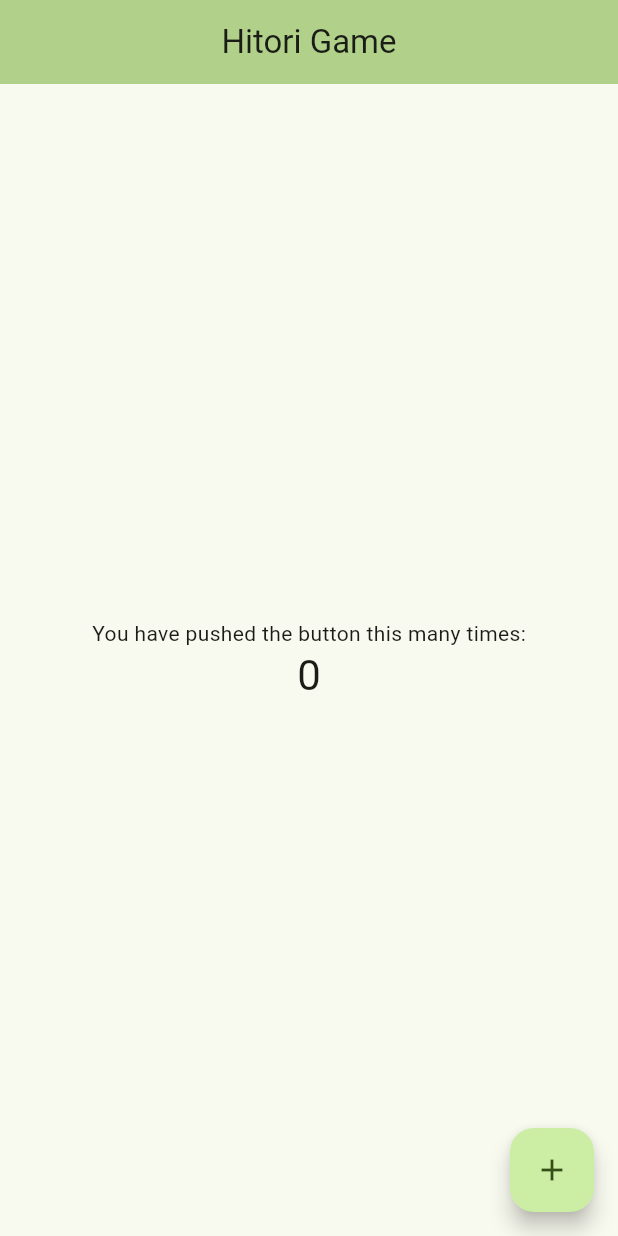
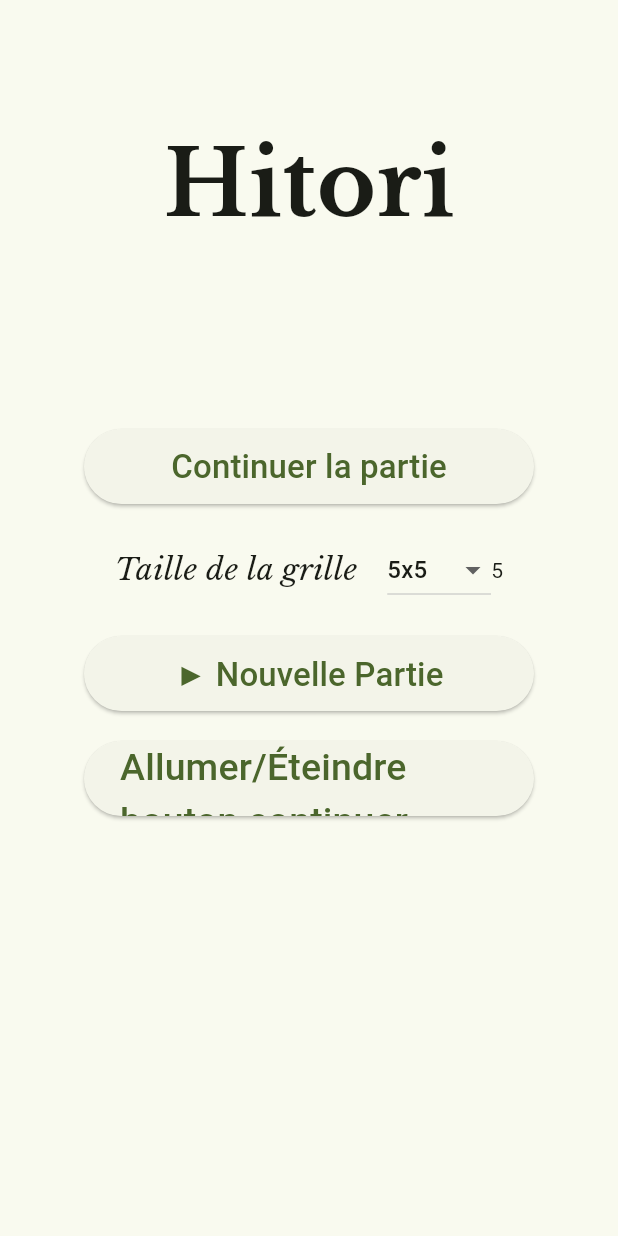
Before and after one commit to Massar-A/insahdf-hitori, a Flutter app: the screen it shows after launch, on a phone screen of 412 x 824 dp. Run offline on Flutter 3.47's test engine with Material 2 defaults, Android fonts, the phone set to English and light mode, and no system bars; our stand-ins replace shared_preferences.

Commit message:
added start new game buttons + continue + select grid size

```diff
--- a/hitori/lib/main.dart
+++ b/hitori/lib/main.dart
@@ -1,4 +1,5 @@
 import 'package:flutter/material.dart';
+import 'package:shared_preferences/shared_preferences.dart';
 
 void main() {
   runApp(const MyApp());
@@ -11,6 +12,7 @@
   @override
   Widget build(BuildContext context) {
     return MaterialApp(
+      debugShowCheckedModeBanner: false,
       title: 'Flutter Demo',
       theme: ThemeData(
         colorScheme: ColorScheme.fromSeed(seedColor: Colors.lightGreen),
@@ -32,7 +34,22 @@
 }
 
 class _MyHomePageState extends State<MyHomePage> {
+  final String title = "Hitori";
   int _counter = 0;
+  static const Map<String, int> listOfGrid = {
+    "5x5": 5,
+    "6x6": 6,
+    "7x7": 7,
+    "8x8": 8,
+    "9x9": 9,
+    "10x10": 10,
+    "11x11": 11,
+    "12x12": 12
+  };
+  bool showContinueButton = true;
+
+  int gridSize = 5;
+  String stringGridSize = "5x5";
 
   void _incrementCounter() {
     setState(() {
@@ -40,33 +57,137 @@
     });
   }
 
+  void _turnOnOffButton() {
+    setState(() {
+      showContinueButton = !showContinueButton;
+    });
+  }
+
+  @override
+  void initState() {
+    super.initState();
+    loadPreferences();
+  }
+
+  Future<void> loadPreferences() async {
+    final prefs = await SharedPreferences.getInstance();
+    setState(() {
+      gridSize = (prefs.getString("gridSize") != null ? listOfGrid[prefs.getString("gridSize")] : 5)!;
+      stringGridSize = (prefs.getString("gridSize") ?? "5x5")!;
+    });
+  }
+
+  void setNewDefaultGridSize(value) async {
+    final prefs = await SharedPreferences.getInstance();
+        setState(() {
+          prefs.setString("gridSize", value);
+        });
+  }
+
   @override
   Widget build(BuildContext context) {
     return Scaffold(
-      appBar: AppBar(
-        backgroundColor: Theme.of(context).colorScheme.inversePrimary,
-        centerTitle: true,
-        title: Text(widget.title),
-      ),
       body: Center(
         child: Column(
-          mainAxisAlignment: MainAxisAlignment.center,
+          mainAxisAlignment: MainAxisAlignment.start,
           children: <Widget>[
-            const Text(
-              'You have pushed the button this many times:',
+            const Padding(
+              padding: EdgeInsets.only(top: 80.0, bottom: 120),
+              child: Row(
+                mainAxisAlignment: MainAxisAlignment.center,
+                crossAxisAlignment: CrossAxisAlignment.start,
+                children: [
+                  Text(
+                    "Hitori",
+                    style: TextStyle(
+                      fontWeight: FontWeight.bold,
+                      fontFamily: 'Libre',
+                      fontSize: 60,
+                    ),
+                  ),
+                ],
+              ),
             ),
-            Text(
-              '$_counter',
-              style: Theme.of(context).textTheme.headlineMedium,
+            if (showContinueButton) // Affiche le bouton "Continuer la partie" si showContinueButton est true
+              Padding(
+                padding: const EdgeInsets.only(bottom: 20),
+                child: ElevatedButton(
+                  onPressed: () {
+                    // Action à exécuter pour le bouton "Continuer la partie"
+                  },
+                  style: ElevatedButton.styleFrom(
+                    fixedSize: const Size(300, 50),
+                  ),
+                  child: const Text(
+                    "Continuer la partie",
+                    style: TextStyle(fontSize: 22),
+                  ),
+                ),
+              ),
+            Center(
+              child: SizedBox(
+                width: 300.0, // Définissez la largeur souhaitée
+                child: Row(
+                  mainAxisAlignment: MainAxisAlignment.center,
+                  // Centrer horizontalement
+                  children: [
+                    const Padding(
+                        padding: EdgeInsets.only(right: 20), child: Text(
+                      "Taille de la grille",
+                      style: TextStyle(fontSize: 20,
+                          fontFamily: 'Libre', fontStyle: FontStyle.italic),
+                    )),
+                    DropdownButton<int>(
+                      value: gridSize,
+                      onChanged: (int? selectedSize) {
+                        if (selectedSize != null) {
+                          setState(() {
+                            gridSize = selectedSize;
+                            setNewDefaultGridSize("${selectedSize}x$selectedSize");
+                          });
+                        }
+                      },
+                      items: listOfGrid.entries.map((MapEntry<String, int> entry) {
+                        return DropdownMenuItem<int>(
+                          value: entry.value,
+                          child: Text(entry.key),
+                        );
+                      }).toList(),
+                    ),
+                    Text("$gridSize")
+                  ],
+                ),
+              ),
+            ),
+            Padding(
+              padding: const EdgeInsets.only(top: 20),
+              child: ElevatedButton(
+                onPressed: _incrementCounter,
+                style: ElevatedButton.styleFrom(
+                  fixedSize: const Size(300, 50),
+                ),
+                child: const Text(
+                  "▶️ Nouvelle Partie",
+                  style: TextStyle(fontSize: 22),
+                ),
+              ),
+            ),
+            Padding(
+              padding: const EdgeInsets.only(top: 20),
+              child: ElevatedButton(
+                onPressed: _turnOnOffButton,
+                style: ElevatedButton.styleFrom(
+                  fixedSize: const Size(300, 50),
+                ),
+                child: const Text(
+                  "Allumer/Éteindre bouton continuer",
+                  style: TextStyle(fontSize: 25),
+                ),
+              ),
             ),
           ],
         ),
       ),
-      floatingActionButton: FloatingActionButton(
-        onPressed: _incrementCounter,
-        tooltip: 'Increment',
-        child: const Icon(Icons.add),
-      ),
     );
   }
 }
```
Also changed, not shown: hitori/pubspec.yaml (+8 -6 lines), hitori/fonts/LibreBaskerville-Bold.ttf (added), hitori/fonts/LibreBaskerville-Italic.ttf (added), hitori/fonts/LibreBaskerville-Regular.ttf (added), hitori/pubspec.lock, 11 other files.
